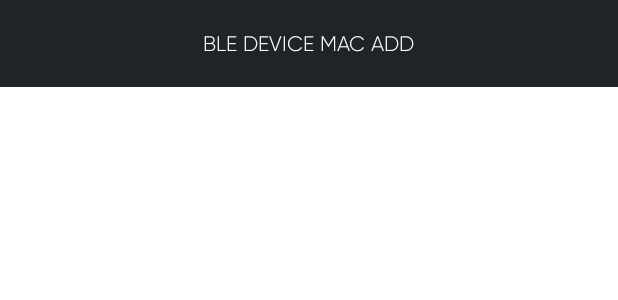
After one commit to chanjunren/fall-detection, an Android app: the layout card_ble_device.xml on its own in the app's theme, with its tools: preview values and no code run, on a phone screen of 412 x 824 dp. The commit adds this screen. Shown: the top 300 px of the screen. Run offline under Robolectric (Android 15) with nearby library versions, the phone set to English and light mode, and no system bars.

Commit message:
Implemented PullRefreshLayout for ConfigWaistSensorTag / Added skeleton for BleDevicesRecyclerView

```diff
--- a/android-app/app/build.gradle
+++ b/android-app/app/build.gradle
@@ -71,4 +71,7 @@ dependencies {
     def etLatestVersion = "1.0.3"
     implementation "ss.anoop:awesome-textinput-layout:${etLatestVersion}"
 
+    // Pull To Refresh Library
+    implementation 'com.baoyz.pullrefreshlayout:library:1.2.0'
+
 }
--- a/android-app/app/src/main/java/com/cs3237_group_3/fall_detection_app/view/SettingsFragment.java
+++ b/android-app/app/src/main/java/com/cs3237_group_3/fall_detection_app/view/SettingsFragment.java
@@ -68,6 +68,9 @@ public class SettingsFragment extends Fragment {
         ConstraintLayout configServerAddBtn = view.findViewById(R.id.configServerAddBtn);
         ConstraintLayout configContactBtn = view.findViewById(R.id.configContactBtn);
 
+        configWaistTagBtn.setOnClickListener(v ->
+                navController.navigate(R.id.action_homeFragment_to_configSensorFragment));
+
         configServerAddBtn.setOnClickListener(v ->
                 navController.navigate(R.id.action_homeFragment_to_editServerFragment));
 
--- /dev/null
+++ b/android-app/app/src/main/res/layout/card_ble_device.xml
@@ -0,0 +1,21 @@
+<?xml version="1.0" encoding="utf-8"?>
+<androidx.constraintlayout.widget.ConstraintLayout xmlns:android="http://schemas.android.com/apk/res/android"
+    xmlns:app="http://schemas.android.com/apk/res-auto"
+    android:layout_width="match_parent"
+    android:background="@color/default_bg"
+    android:layout_height="wrap_content">
+
+    <TextView
+        android:id="@+id/bleDeviceTv"
+        android:padding="20dp"
+        android:layout_width="wrap_content"
+        android:layout_height="wrap_content"
+        android:text="BLE DEVICE MAC ADD"
+        android:fontFamily="@font/gilroy_light"
+        android:textColor="@color/white"
+        app:layout_constraintBottom_toBottomOf="parent"
+        app:layout_constraintEnd_toEndOf="parent"
+        app:layout_constraintStart_toStartOf="parent"
+        app:layout_constraintTop_toTopOf="parent" />
+
+</androidx.constraintlayout.widget.ConstraintLayout>
--- a/android-app/app/src/main/res/navigation/nav_graph.xml
+++ b/android-app/app/src/main/res/navigation/nav_graph.xml
@@ -17,7 +17,7 @@
             app:destination="@id/editContactFragment" />
         <action
             android:id="@+id/action_homeFragment_to_configSensorFragment"
-            app:destination="@id/configSensorFragment" />
+            app:destination="@id/configWaistSensorFragment" />
     </fragment>
     <fragment
         android:id="@+id/editServerFragment"
@@ -38,12 +38,12 @@
             app:destination="@id/homeFragment" />
     </fragment>
     <fragment
-        android:id="@+id/configSensorFragment"
+        android:id="@+id/configWaistSensorFragment"
         android:name="com.cs3237_group_3.fall_detection_app.view.ConfigWaistSensorFragment"
         android:label="fragment_config_sensor"
         tools:layout="@layout/fragment_config_waist_sensor" >
         <action
-            android:id="@+id/action_configSensorFragment_to_homeFragment"
+            android:id="@+id/action_configWaistSensorFragment_to_homeFragment"
             app:destination="@id/homeFragment" />
     </fragment>
 </navigation>
```
Also changed, not shown: android-app/app/src/main/java/com/cs3237_group_3/fall_detection_app/view/ConfigWaistSensorFragment.java (+51 -1 lines), android-app/app/src/main/java/com/cs3237_group_3/fall_detection_app/view/adapter/BleDevicesAdapter.java (added, +83 -0 lines), android-app/app/src/main/res/layout/fragment_config_waist_sensor.xml (+53 -5 lines).
